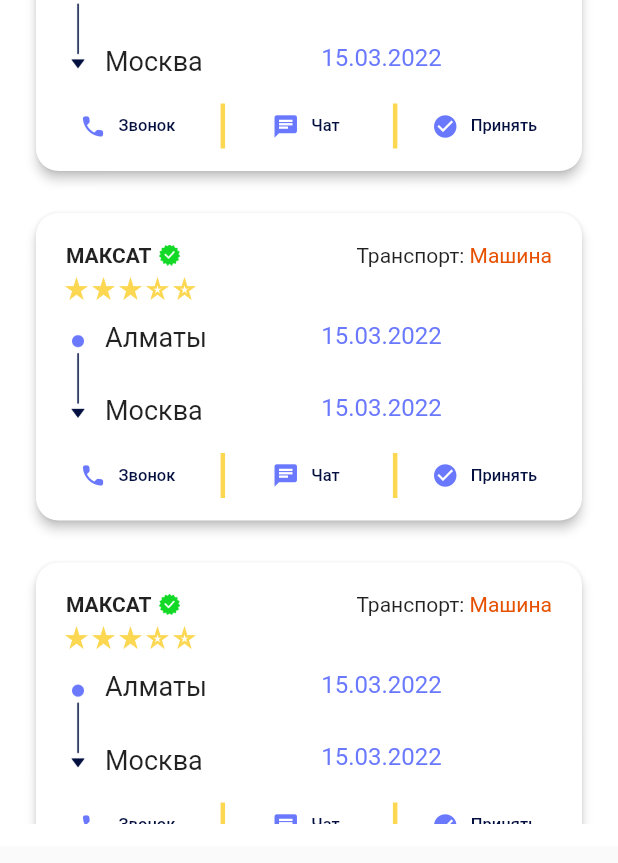
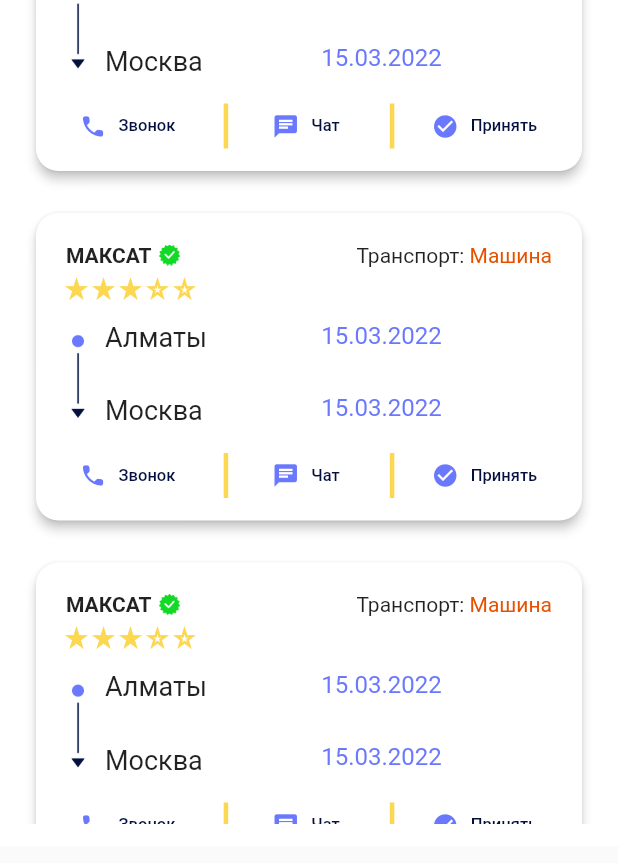
Before and after one commit to IamTheGreatThanos/HizmaProject, a Flutter app: the ContractsPage screen opened directly, on a phone screen of 412 x 824 dp. Shown: the part 345-1208 px from the top of the screen. Run offline on Flutter 3.47's test engine with Material 2 defaults, Android fonts, the phone set to English and light mode, and no system bars; drawn by our look-alikes of expandable; our stand-ins replace pin_code_fields.

Commit message:
Fixed bugs on iphone 6.

```diff
--- a/lib/views/orders/contracts_page.dart
+++ b/lib/views/orders/contracts_page.dart
@@ -257,14 +257,14 @@ class _ContractsPageState extends State<ContractsPage> {
                                             children: [
                                               const Spacer(),
                                               const SizedBox(
-                                                width: 5,
+                                                width: 3,
                                               ),
                                               SizedBox(
                                                 height: 40,
                                                 width: MediaQuery.of(context)
                                                         .size
                                                         .width *
-                                                    0.26,
+                                                    0.27,
                                                 child: ElevatedButton.icon(
                                                   style:
                                                       ElevatedButton.styleFrom(
@@ -298,7 +298,7 @@ class _ContractsPageState extends State<ContractsPage> {
                                                 width: MediaQuery.of(context)
                                                         .size
                                                         .width *
-                                                    0.24,
+                                                    0.23,
                                                 child: ElevatedButton.icon(
                                                   style:
                                                       ElevatedButton.styleFrom(
@@ -332,7 +332,7 @@ class _ContractsPageState extends State<ContractsPage> {
                                                 width: MediaQuery.of(context)
                                                         .size
                                                         .width *
-                                                    0.26,
+                                                    0.27,
                                                 child: ElevatedButton.icon(
                                                   style:
                                                       ElevatedButton.styleFrom(
@@ -356,7 +356,7 @@ class _ContractsPageState extends State<ContractsPage> {
                                               ),
                                               const Spacer(),
                                               const SizedBox(
-                                                width: 5,
+                                                width: 3,
                                               ),
                                             ],
                                           ),
--- a/lib/views/orders/parcels_page.dart
+++ b/lib/views/orders/parcels_page.dart
@@ -34,7 +34,7 @@ class _ParcelsPageState extends State<ParcelsPage> {
                 color: Colors.white,
                 child: Column(children: [
                   const SizedBox(
-                    height: 30,
+                    height: 25,
                   ),
                   Padding(
                     padding: const EdgeInsets.fromLTRB(20, 20, 20, 0),
@@ -296,7 +296,7 @@ class _ParcelsPageState extends State<ParcelsPage> {
                                                           MediaQuery.of(context)
                                                                   .size
                                                                   .width *
-                                                              0.6,
+                                                              0.58,
                                                       child: Column(
                                                         crossAxisAlignment:
                                                             CrossAxisAlignment
--- a/lib/views/profile/profile_page.dart
+++ b/lib/views/profile/profile_page.dart
@@ -31,7 +31,7 @@ class _ProfilePageState extends State<ProfilePage> {
           body: SingleChildScrollView(
             child: Container(
                 width: MediaQuery.of(context).size.width,
-                height: MediaQuery.of(context).size.height,
+                height: MediaQuery.of(context).size.height + 100,
                 color: Colors.white,
                 child: Column(
                   children: [
@@ -272,7 +272,7 @@ class _ProfilePageState extends State<ProfilePage> {
                             ],
                           ),
                           const SizedBox(
-                            width: 20,
+                            width: 15,
                           ),
                           Switch(
                             value: isNotification,
```
Also changed, not shown: lib/views/orders/create_sending_order_page.dart (+5 -3 lines), 1 other file.
